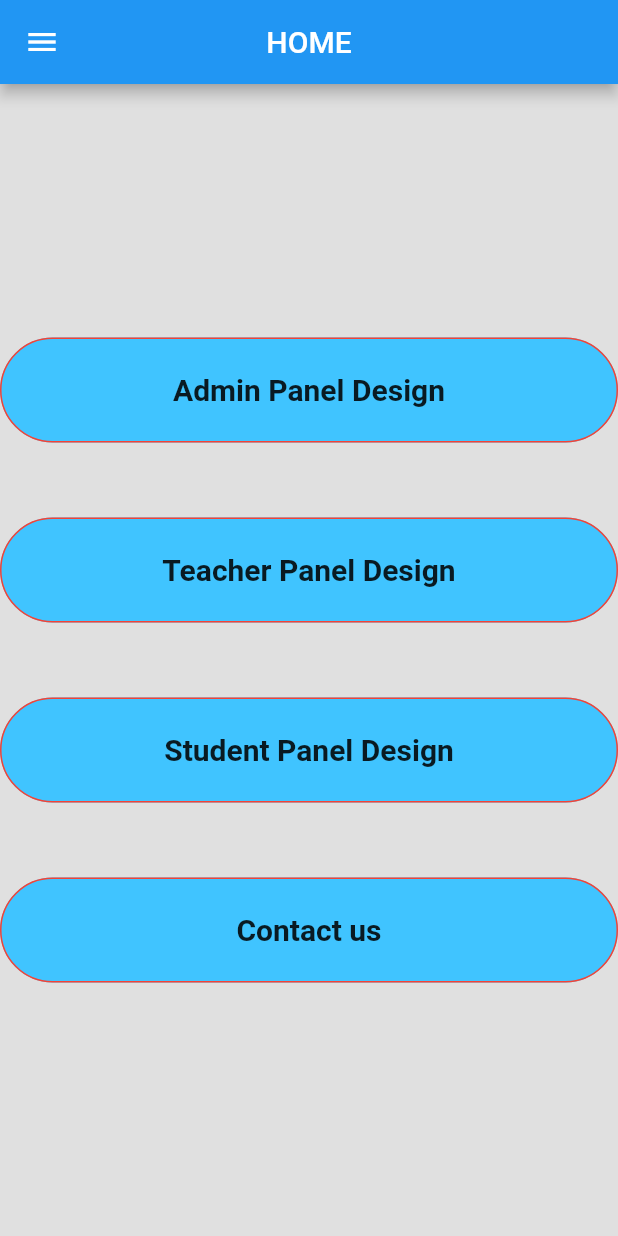
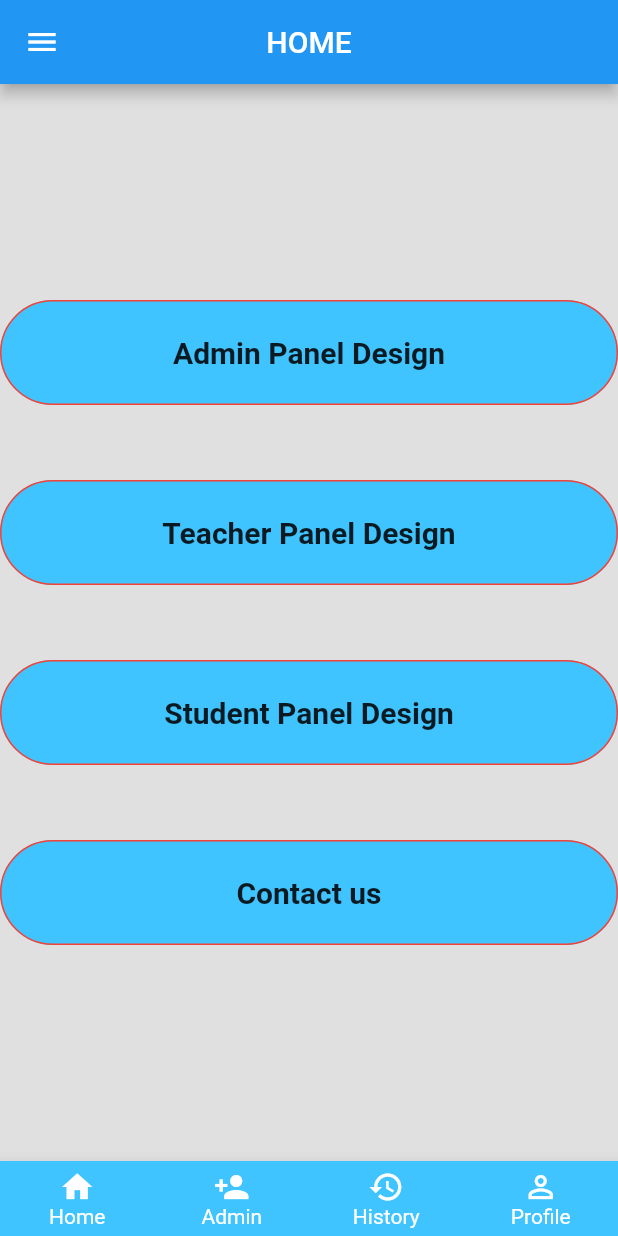
Before and after one commit to itschmazhar/FA19-BCS-078-M.MAZHAR, a Flutter app: the screen it shows after launch, on a phone screen of 412 x 824 dp. Run offline on Flutter 3.47's test engine with Material 2 defaults, Android fonts, the phone set to English and light mode, and no system bars; our stand-ins replace firebase_core, firebase_database, flutter_svg, font_awesome_flutter, get, random_string and 1 more; missing offline and left inert: adobe_xd, bmi_calculator, firebase_core_web, firebase_database_web; accounts and stored records are empty.

Commit message:
updating the home dart file
Co-Authored-By: Muhammad Imran <101793214+itsimran69@users.noreply.github.com>

```diff
--- a/Samester_Project(070-078)/Project_Allocation_App(070-078)/lib/home.dart
+++ b/Samester_Project(070-078)/Project_Allocation_App(070-078)/lib/home.dart
@@ -16,7 +16,148 @@
       debugShowCheckedModeBanner: false,
       home: Scaffold(
 
+        bottomNavigationBar: BottomAppBar(
+          color: Colors.lightBlueAccent,
+          child: Row(
+              mainAxisSize: MainAxisSize.max,
+              mainAxisAlignment: MainAxisAlignment.spaceAround,
+              children: [
+                Expanded(
+                  child: SizedBox(
+                    height: 50,
+                    child: Material(
+                      type: MaterialType.transparency,
+                      child: InkWell(
+                        onTap: () => {
+                          Navigator.push(
+                            context,
+                            MaterialPageRoute(builder: (context) => HomeScreen()),
+                          )
+                        },
+                        child: Column(
+                          mainAxisSize: MainAxisSize.min,
+                          mainAxisAlignment: MainAxisAlignment.center,
+                          children: <Widget>[
+                            Icon(
+                              Icons.home,
+                              color: Colors.white,
+                            ),
+                            Text(
+                              'Home',
+                              style: TextStyle(
+                                color: Colors.white,
+                              ),
+                            ),
+                          ],
+                        ),
+                      ),
+                    ),
+                  ),
+                ),
+                Expanded(
+                  child: SizedBox(
+                    height: 50,
+                    child: Material(
+                      type: MaterialType.transparency,
+                      child: InkWell(
+                        onTap: () => {
+                          Navigator.push(
+                              context,
+                              MaterialPageRoute(
+                                  builder: (context) => admin_page())),
+                        },
+                        child: Column(
+                          mainAxisSize: MainAxisSize.min,
+                          mainAxisAlignment: MainAxisAlignment.center,
+                          children: <Widget>[
+                            Icon(
+                              Icons.person_add,
+                              color: Colors.white,
+                            ),
+                            Text(
+                              'Admin',
+                              style: TextStyle(
+                                color: Colors.white,
+                              ),
+                            ),
+                          ],
+                        ),
+                      ),
+                    ),
+                  ),
+                ),
+                Expanded(
+                  child: SizedBox(
+                    height: 50,
+                    child: Material(
+                      type: MaterialType.transparency,
+                      child: InkWell(
+                        onTap: () => {
+                          Navigator.push(
+                              context,
+                              MaterialPageRoute(
+                                  builder: (context) => admin_page())),
+                        },
+                        child: Column(
+                          mainAxisSize: MainAxisSize.min,
+                          mainAxisAlignment: MainAxisAlignment.center,
+                          children: <Widget>[
+                            Icon(
+                              Icons.history,
+                              color: Colors.white,
+                            ),
+                            Text(
+                              'History',
+                              style: TextStyle(
+                                color: Colors.white,
+                              ),
+                            ),
+                          ],
+                        ),
+                      ),
+                    ),
+                  ),
+                ),
+                Expanded(
+                  child: SizedBox(
+                    height: 50,
+                    child: Material(
+                      type: MaterialType.transparency,
+                      child: InkWell(
+                        onTap: () => {
+                          Navigator.push(
+                              context,
+                              MaterialPageRoute(
+                                  builder: (context) => contact_us())),
+                        },
+                        child:
 
+                        Column(
+                          mainAxisSize: MainAxisSize.min,
+                          mainAxisAlignment: MainAxisAlignment.center,
+                          children: <Widget>[
+
+                            Icon(
+
+
+                              Icons.person_outline,
+                              color: Colors.white,
+                            ),
+                            Text(
+                              'Profile',
+                              style: TextStyle(
+                                color: Colors.white,
+                              ),
+                            ),
+
+                          ],
+                        ),
+                      ),
+                    ),
+                  ),
+                ),
+              ]),
+        ),
         backgroundColor: Theme.of(context).buttonColor,
         // drawer: NavDrawer(),
         appBar: AppBar(
@@ -207,62 +348,9 @@
 
       ),
 
+
     );
 
   }
 
 }
-
-class WaveClipper1 extends CustomClipper<Path> {
-  @override
-  Path getClip(Size size) {
-    final path = Path();
-    path.lineTo(0.0, size.height - 50);
-
-    var firstEndPoint = Offset(size.width * 0.6, size.height - 29 - 50);
-    var firstControlPoint = Offset(size.width * .25, size.height - 60 - 50);
-    path.quadraticBezierTo(firstControlPoint.dx, firstControlPoint.dy,
-        firstEndPoint.dx, firstEndPoint.dy);
-
-    var secondEndPoint = Offset(size.width, size.height - 60);
-    var secondControlPoint = Offset(size.width * 0.84, size.height - 50);
-    path.quadraticBezierTo(secondControlPoint.dx, secondControlPoint.dy,
-        secondEndPoint.dx, secondEndPoint.dy);
-    path.lineTo(size.width, size.height);
-    path.lineTo(size.width, 0);
-    path.close();
-    return path;
-  }
-
-  @override
-  bool shouldReclip(CustomClipper<Path> oldClipper) {
-    return false;
-  }
-}
-
-class WaveClipper3 extends CustomClipper<Path> {
-  @override
-  Path getClip(Size size) {
-    final path = Path();
-    path.lineTo(0.0, size.height - 50);
-
-    var firstEndPoint = Offset(size.width * 0.6, size.height - 15 - 50);
-    var firstControlPoint = Offset(size.width * .25, size.height - 60 - 50);
-    path.quadraticBezierTo(firstControlPoint.dx, firstControlPoint.dy,
-        firstEndPoint.dx, firstEndPoint.dy);
-
-    var secondEndPoint = Offset(size.width, size.height - 40);
-    var secondControlPoint = Offset(size.width * 0.84, size.height - 30);
-    path.quadraticBezierTo(secondControlPoint.dx, secondControlPoint.dy,
-        secondEndPoint.dx, secondEndPoint.dy);
-    path.lineTo(size.width, size.height);
-    path.lineTo(size.width, 0);
-    path.close();
-    return path;
-  }
-
-  @override
-  bool shouldReclip(CustomClipper<Path> oldClipper) {
-    return false;
-  }
-}
```
